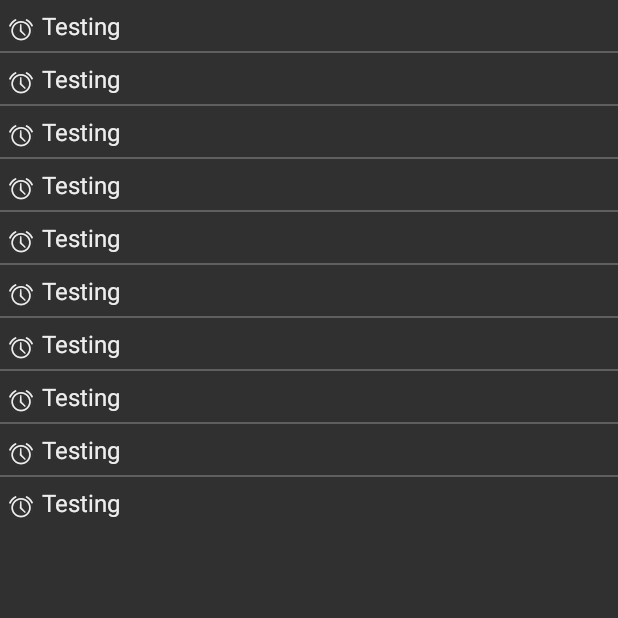
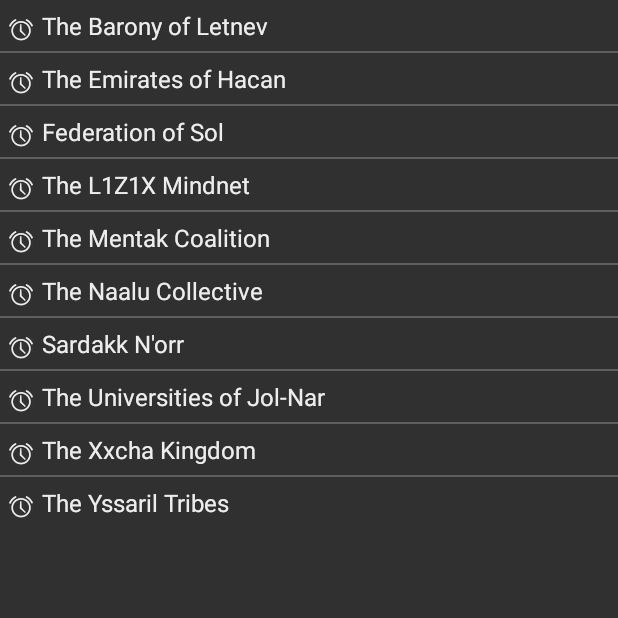
Before and after one commit to peprika/ti3-rules, an Android app: the screen it shows after launch (LoreActivity), after a tap on "LORE", on a phone screen of 412 x 824 dp, the top half of it. Run offline under Robolectric (Android 15) with nearby library versions, the phone set to English and light mode, and no system bars.

Commit message:
Bring the race names back to the lorelist

```diff
--- a/app/src/main/java/exxxample/ti3rules/LoreListFragment.java
+++ b/app/src/main/java/exxxample/ti3rules/LoreListFragment.java
@@ -57,7 +57,7 @@ public class LoreListFragment extends ListFragment implements View.OnClickListen
             Data.Race race = getItem(position);
 
             TextView loreRaceTitle = (TextView)convertView.findViewById(R.id.lore_race_title);
-            loreRaceTitle.setText("Testing");
+            loreRaceTitle.setText(race.getRaceName());
 
             return convertView;
         }
```
